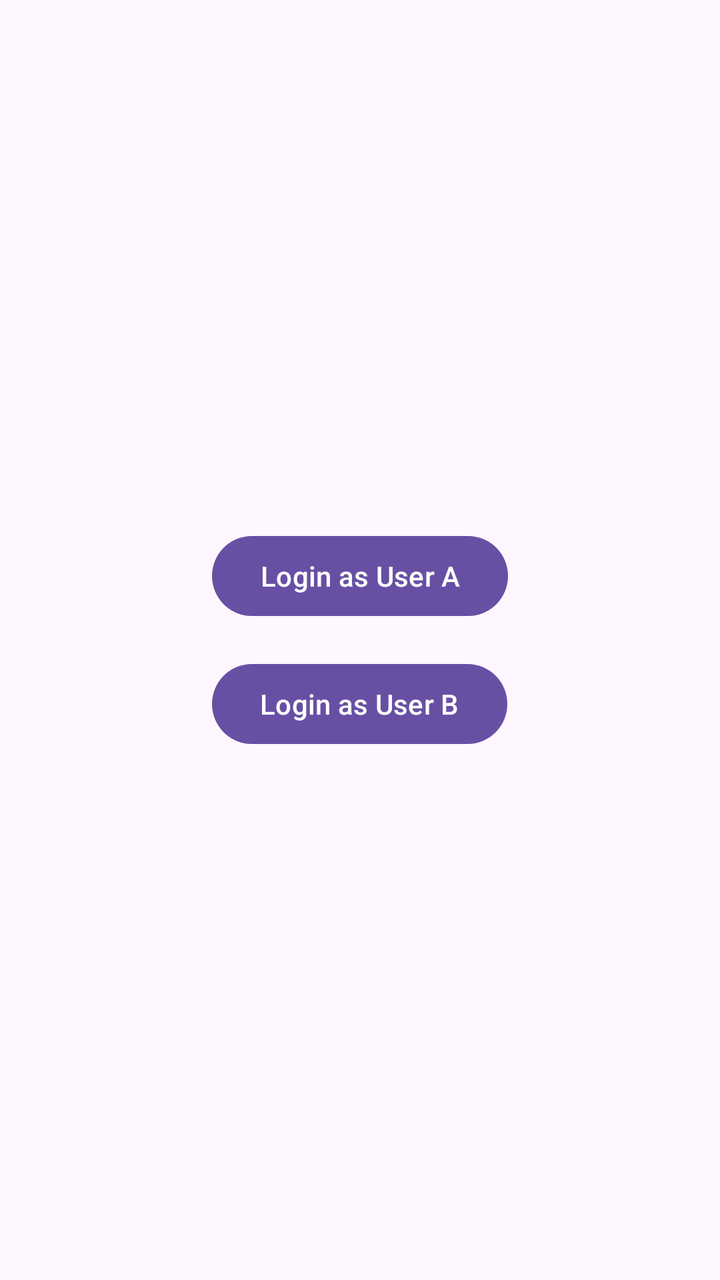
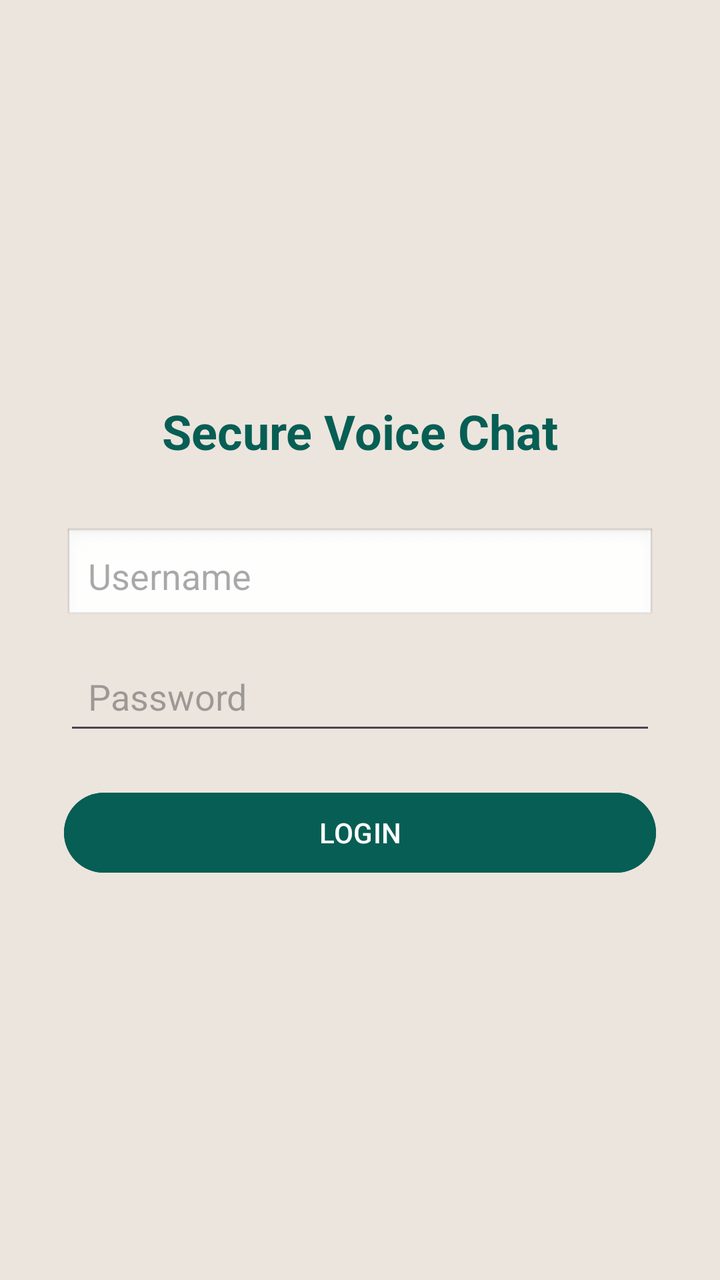

Two renders of the same Android screen: before a commit and after it. Below are the layout's source before the change and the commit's diff.
<!-- AndroidManifest.xml: application theme Theme.SecureVoiceChat -->
<!-- res/layout/activity_user_select.xml -->
<LinearLayout xmlns:android="http://schemas.android.com/apk/res/android"
    android:orientation="vertical"
    android:gravity="center"
    android:layout_width="match_parent"
    android:layout_height="match_parent">

    <Button
        android:id="@+id/btnUserA"
        android:text="Login as User A"
        android:layout_width="wrap_content"
        android:layout_height="wrap_content"/>

    <Button
        android:id="@+id/btnUserB"
        android:text="Login as User B"
        android:layout_width="wrap_content"
        android:layout_height="wrap_content"
        android:layout_marginTop="16dp"/>
</LinearLayout>
<!-- resources referenced by this layout -->
<resources>
  <style name="Theme.SecureVoiceChat" parent="Base.Theme.SecureVoiceChat" />
  <style name="Base.Theme.SecureVoiceChat" parent="Theme.Material3.DayNight.NoActionBar">
          
          
      </style>
</resources>

<!-- the commit's change to res/layout/activity_user_select.xml (unified diff, before → after) -->
@@ -1,19 +1,43 @@
 <LinearLayout xmlns:android="http://schemas.android.com/apk/res/android"
     android:orientation="vertical"
     android:gravity="center"
+    android:padding="32dp"
     android:layout_width="match_parent"
-    android:layout_height="match_parent">
+    android:layout_height="match_parent"
+    android:background="#ECE5DD">
 
-    <Button
-        android:id="@+id/btnUserA"
-        android:text="Login as User A"
+    <TextView
+        android:text="Secure Voice Chat"
+        android:textSize="24sp"
+        android:textStyle="bold"
+        android:textColor="#075E54"
+        android:layout_marginBottom="32dp"
         android:layout_width="wrap_content"
         android:layout_height="wrap_content"/>
 
+    <EditText
+        android:id="@+id/etUsername"
+        android:hint="Username"
+        android:background="@android:drawable/edit_text"
+        android:padding="12dp"
+        android:layout_width="match_parent"
+        android:layout_height="wrap_content"/>
+
+    <EditText
+        android:id="@+id/etPassword"
+        android:hint="Password"
+        android:inputType="textPassword"
+        android:padding="12dp"
+        android:layout_marginTop="12dp"
+        android:layout_width="match_parent"
+        android:layout_height="wrap_content"/>
+
     <Button
-        android:id="@+id/btnUserB"
-        android:text="Login as User B"
-        android:layout_width="wrap_content"
-        android:layout_height="wrap_content"
-        android:layout_marginTop="16dp"/>
+        android:id="@+id/btnLogin"
+        android:text="LOGIN"
+        android:textColor="#FFFFFF"
+        android:backgroundTint="#075E54"
+        android:layout_marginTop="20dp"
+        android:layout_width="match_parent"
+        android:layout_height="48dp"/>
 </LinearLayout>
